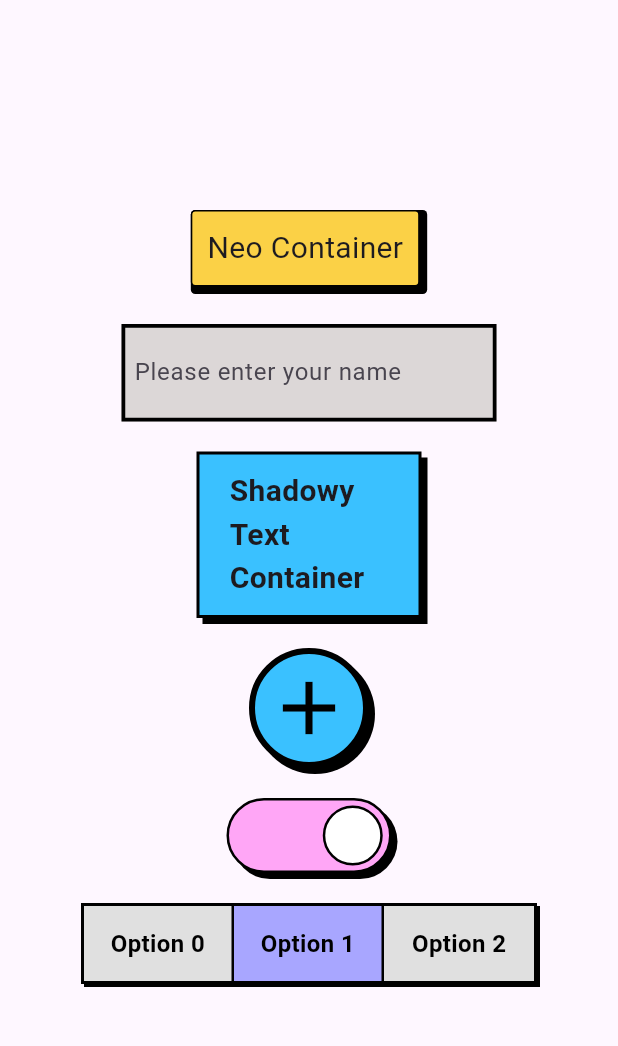
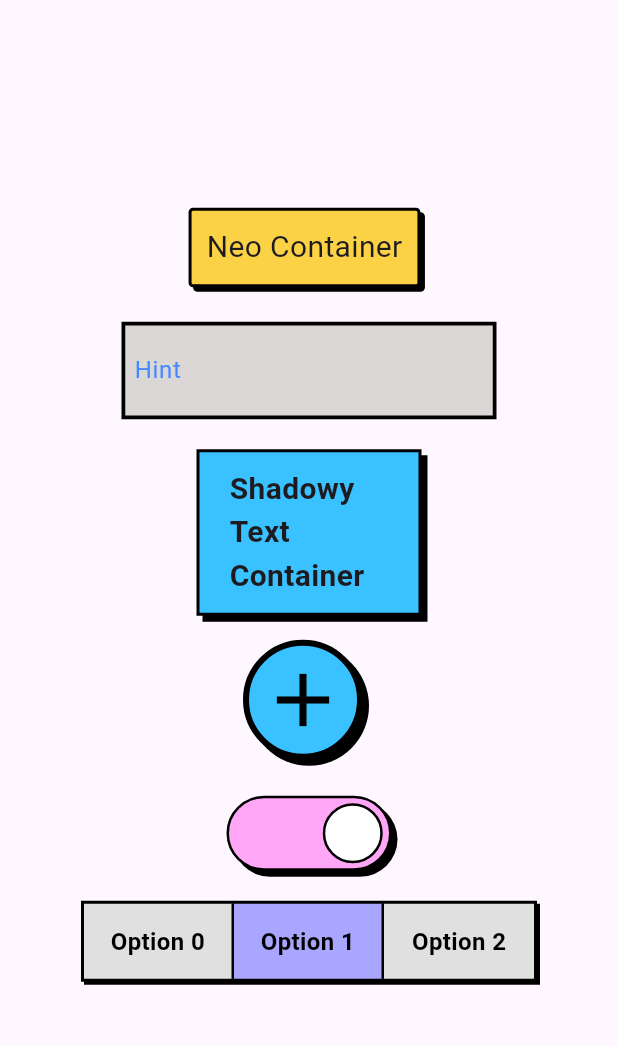
Before and after one commit to M3R3K/neobrutalist_ui_elements, a Flutter app: the screen it shows after launch, after a tap on "Neo Container", on a phone screen of 412 x 824 dp, the part 63-1109 px from its top. Run offline on Flutter 3.47's test engine with Material 3 defaults, Android fonts, the phone set to English and light mode, and no system bars.

Commit message:
Update version to 0.2.0 and enhance widget functionalities with new features and optimizations

```diff
--- a/example/lib/main.dart
+++ b/example/lib/main.dart
@@ -59,32 +59,26 @@ class _MyAppState extends State<MyApp> {
               mainAxisAlignment: MainAxisAlignment.center,
               children: <Widget>[
                 ContainerNeo(
+                  offset: 3,
                   animate: true,
                   padding: const EdgeInsets.all(10),
-                  defaultPaddingBottom: 5,
-                  defaultPaddingRight: 5,
                   bgcolor: const Color.fromARGB(255, 251, 209, 70),
                   borderRadius: 3,
                   onPressed: () {
                     debugPrint('Container_Neo pressed');
                   },
-                  onLongPressed: () {
-                    debugPrint('Container_Neo long pressed');
-                  },
                   child: const Text('Neo Container',
                       style: TextStyle(fontSize: 20)),
                 ),
                 const SizedBox(height: 20),
-                InputField(
-                  padding: const EdgeInsets.all(6),
+                const InputField(
+                  keyboardType: TextInputType.emailAddress,
+                  hintText: "Hint",
+                  hintStyle: TextStyle(color: Colors.blueAccent),
+                  textStyle: TextStyle(color: Colors.amber),
                   width: 250,
-                  hintText: 'Please enter your name',
                   obscureText: false,
-                  controller: null,
-                  bgcolor: const Color.fromARGB(255, 220, 215, 215),
-                  onChanged: () {
-                    debugPrint('InputField changed');
-                  },
+                  bgcolor: Color.fromARGB(255, 220, 215, 215),
                 ),
                 const SizedBox(height: 20),
                 const TextContainer(
@@ -94,19 +88,21 @@ class _MyAppState extends State<MyApp> {
                     width: 150,
                     bgcolor: Color.fromARGB(255, 58, 193, 255)),
                 const SizedBox(height: 20),
-                NeoCircleIconButon(
+                NeoCircleIconButton(
                     padding: const EdgeInsets.all(6),
-                  onPressed: () => debugPrint("Button pressed!"),
                     icon: const Icon(
                       Icons.add,
                       size: 60,
                       color: Colors.black,
                     ),
                     backgroundColor: const Color.fromARGB(255, 58, 193, 255),
-                  offsetA: 4,
-                  offsetB: 4,
+                    offset: 4,
+                    onPressed: () {
+                      debugPrint("Button pressed");
+                    }),
+                const SizedBox(
+                  height: 20,
                 ),
-                const SizedBox(height: 20),
                 NeoSwitch(
                   onChanged: _onSwitchChanged,
                   defaultState: true,
--- a/lib/src/widgets/container_neo.dart
+++ b/lib/src/widgets/container_neo.dart
@@ -1,122 +1,83 @@
-// ignore_for_file: must_be_immutable
-
-import 'dart:async';
-
 import 'package:flutter/material.dart';
 
 class ContainerNeo extends StatefulWidget {
-  ContainerNeo(
-      {super.key,
+  const ContainerNeo({
+    super.key,
     required this.bgcolor,
     required this.animate,
     required this.child,
     required this.borderRadius,
-      required this.defaultPaddingBottom,
-      required this.defaultPaddingRight,
+    required this.offset, // How much it 'pops' out
     this.padding,
-      this.onLongPressed,
-      this.onPressed});
+    this.onPressed,
+  });
+
   final Color bgcolor;
   final Widget child;
   final double borderRadius;
   final Function? onPressed;
-  final Function? onLongPressed;
-  double defaultPaddingBottom;
-  double defaultPaddingRight;
-  double? previousPaddingBottom;
-  double? previousPaddingRight;
   final bool animate;
   final EdgeInsets? padding;
+  final double offset;
+
   @override
   State<ContainerNeo> createState() => _ContainerNeoState();
 }
 
 class _ContainerNeoState extends State<ContainerNeo> {
+  bool _isPressed = false;
+
+  void _handleTap() {
+    if (!widget.animate) return;
+
+    setState(() => _isPressed = true);
+
+    // Execute callback
+    widget.onPressed?.call();
+
+    // Reset after a short delay to simulate a click
+    Future.delayed(const Duration(milliseconds: 100), () {
+      if (mounted) {
+        setState(() => _isPressed = false);
+      }
+    });
+  }
+
   @override
   Widget build(BuildContext context) {
+    // The trick: The black "shadow" stays in place,
+    // and the colored container slides over it.
     return GestureDetector(
-      onLongPress: () {
-        setState(() {});
-      },
-      onTap: () {
-        if (widget.animate) {
-          setState(() {
-            if (widget.onPressed != null) {
-              widget.onPressed!();
-            }
-            widget.previousPaddingBottom = widget.defaultPaddingBottom;
-            widget.previousPaddingRight = widget.defaultPaddingRight;
-            widget.defaultPaddingBottom = 0;
-            widget.defaultPaddingRight = 0;
-
-            Timer(const Duration(milliseconds: 160), () {
-              setState(() {
-                widget.defaultPaddingBottom = widget.previousPaddingBottom!;
-                widget.defaultPaddingRight = widget.previousPaddingRight!;
-              });
-            });
-          });
-        }
-      },
-      onTapCancel: () {
-        if (widget.animate) {
-          setState(() {
-            widget.defaultPaddingBottom = widget.previousPaddingBottom!;
-            widget.defaultPaddingRight = widget.previousPaddingRight!;
-          });
-        }
-      },
-      onTapDown: (_) {
-        if (widget.animate) {
-          setState(() {
-            widget.previousPaddingBottom = widget.defaultPaddingBottom;
-            widget.previousPaddingRight = widget.defaultPaddingRight;
-            widget.defaultPaddingBottom = 0;
-            widget.defaultPaddingRight = 0;
-          });
-
-          Timer(const Duration(milliseconds: 160), () {
-            setState(() {
-              widget.defaultPaddingBottom = widget.previousPaddingBottom!;
-              widget.defaultPaddingRight = widget.previousPaddingRight!;
-            });
-          });
-        }
-      },
-      onTapUp: (_) {
-        if (widget.animate) {
-          setState(() {
-            widget.defaultPaddingBottom = widget.previousPaddingBottom!;
-            widget.defaultPaddingRight = widget.previousPaddingRight!;
-          });
-          Timer(const Duration(milliseconds: 160), () {
-            setState(() {
-              widget.defaultPaddingBottom = widget.previousPaddingBottom!;
-              widget.defaultPaddingRight = widget.previousPaddingRight!;
-            });
-          });
-        }
-      },
-      child: AnimatedContainer(
-        padding: EdgeInsets.only(
-            right: widget.defaultPaddingBottom,
-            bottom: widget.defaultPaddingBottom),
-        duration: const Duration(milliseconds: 60),
-        curve: Curves.linear,
+      onTap: _handleTap,
+      onTapDown: (_) =>
+          widget.animate ? setState(() => _isPressed = true) : null,
+      onTapUp: (_) =>
+          widget.animate ? setState(() => _isPressed = false) : null,
+      onTapCancel: () =>
+          widget.animate ? setState(() => _isPressed = false) : null,
+      child: Container(
+        // This is the background/shadow that defines the FIXED SIZE
         decoration: BoxDecoration(
-          color: const Color.fromARGB(255, 0, 0, 0),
+          color: Colors.black,
           borderRadius: BorderRadius.circular(widget.borderRadius),
         ),
-        child: Container(
+        child: AnimatedContainer(
+          duration: const Duration(milliseconds: 60),
+          curve: Curves.easeInOut,
+          // Move the child instead of resizing it
+          transform: Matrix4.translationValues(
+            _isPressed ? 0 : -widget.offset,
+            _isPressed ? 0 : -widget.offset,
+            0,
+          ),
           padding: widget.padding ?? const EdgeInsets.all(0),
           decoration: BoxDecoration(
             color: widget.bgcolor,
             borderRadius: BorderRadius.circular(widget.borderRadius),
-              border: Border.all(
-                color: const Color.fromARGB(255, 0, 0, 0),
+            border: Border.all(color: Colors.black, width: 2),
           ),
+          child: widget.child,
         ),
-            child: widget.child),
       ),
     );
   }
--- a/lib/src/widgets/input_field.dart
+++ b/lib/src/widgets/input_field.dart
@@ -1,8 +1,7 @@
 import 'package:flutter/material.dart';
 
-// ignore: must_be_immutable
 class InputField extends StatefulWidget {
-  InputField({
+  const InputField({
     required this.hintText,
     required this.width,
     required this.obscureText,
@@ -10,47 +9,73 @@ class InputField extends StatefulWidget {
     required this.bgcolor,
     this.onChanged,
     this.padding,
+    this.keyboardType,
+    this.textStyle,
+    this.hintStyle,
     super.key,
   });
 
-  Color bgcolor;
+  final Color bgcolor;
   final EdgeInsets? padding;
   final double width;
   final String hintText;
-  TextEditingController? controller;
+  final TextEditingController? controller;
   final bool obscureText;
-  Function? onChanged;
+  final Function(String)? onChanged;
+  final TextInputType? keyboardType;
+  final TextStyle? textStyle;
+  final TextStyle? hintStyle;
 
   @override
   State<InputField> createState() => _InputFieldState();
 }
 
 class _InputFieldState extends State<InputField> {
+  late Color currentBgColor;
+
+  @override
+  void initState() {
+    super.initState();
+    currentBgColor = widget.bgcolor;
+  }
+
   @override
   Widget build(BuildContext context) {
     return Container(
       padding: widget.padding ?? const EdgeInsets.all(6),
       decoration: BoxDecoration(
+        color: currentBgColor,
         border: Border.all(
-            color: const Color.fromARGB(255, 0, 0, 0),
-            width: widget.width / 100),
-        boxShadow: [
-          BoxShadow(
-            color: widget.bgcolor,
-          ),
-        ],
+          color: const Color.fromARGB(255, 0, 0, 0),
+          width: widget.width / 100,
+        ),
       ),
       width: widget.width,
       child: TextField(
         onChanged: (String value) {
-          setState(() {
-            widget.bgcolor = Colors.white;
-          });
+          if (currentBgColor != Colors.white) {
+            setState(() {
+              currentBgColor = Colors.white;
+            });
+          }
+          widget.onChanged?.call(value);
         },
         controller: widget.controller,
         obscureText: widget.obscureText,
+        autocorrect: !widget.obscureText,
+        enableSuggestions: !widget.obscureText,
+        keyboardType: widget.keyboardType,
+
+        // Apply the input text style
+        style: widget.textStyle ??
+            const TextStyle(color: Colors.black, fontSize: 16),
+
         decoration: InputDecoration(
-            hintText: widget.hintText, border: InputBorder.none),
+          hintText: widget.hintText,
+          // Apply the hint text style
+          hintStyle: widget.hintStyle ?? const TextStyle(color: Colors.grey),
+          border: InputBorder.none,
+        ),
       ),
     );
   }
--- a/lib/src/widgets/neo_circle_icon_button.dart
+++ b/lib/src/widgets/neo_circle_icon_button.dart
@@ -1,20 +1,19 @@
 import 'package:flutter/material.dart';
 
-class NeoCircleIconButon extends StatefulWidget {
-  const NeoCircleIconButon({
+class NeoCircleIconButton extends StatefulWidget {
+  const NeoCircleIconButton({
     super.key,
     this.splashColor,
     this.highlightColor,
     required this.padding,
     required this.icon,
     required this.backgroundColor,
-    required this.offsetA,
-    required this.offsetB,
+    required this.offset, // Simplified to one offset value for diagonal movement
     required this.onPressed,
   });
+
   final EdgeInsets padding;
-  final double offsetA;
-  final double offsetB;
+  final double offset; // The distance it pops out
   final Icon icon;
   final Color backgroundColor;
   final Color? splashColor;
@@ -22,40 +21,70 @@ class NeoCircleIconButon extends StatefulWidget {
   final Function()? onPressed;
 
   @override
-  State<NeoCircleIconButon> createState() => _NeoCircleIconButonState();
+  State<NeoCircleIconButton> createState() => _NeoCircleIconButtonState();
 }
 
-class _NeoCircleIconButonState extends State<NeoCircleIconButon> {
+class _NeoCircleIconButtonState extends State<NeoCircleIconButton> {
+  bool _isPressed = false;
+
+  void _handleTap() {
+    if (widget.onPressed != null) {
+      // Small delay to let the user see the animation before triggering action
+      setState(() => _isPressed = true);
+      widget.onPressed!();
+      Future.delayed(const Duration(milliseconds: 100), () {
+        if (mounted) setState(() => _isPressed = false);
+      });
+    }
+  }
+
   @override
   Widget build(BuildContext context) {
-    return Container(
+    return GestureDetector(
+      onTapDown: (_) => setState(() => _isPressed = true),
+      onTapUp: (_) => setState(() => _isPressed = false),
+      onTapCancel: () => setState(() => _isPressed = false),
+      onTap: _handleTap,
+      child: Container(
+        // This is the static black shadow layer
+        decoration: const BoxDecoration(
+          color: Colors.black,
+          shape: BoxShape.circle,
+        ),
+        child: AnimatedContainer(
+          duration: const Duration(milliseconds: 70),
+          curve: Curves.easeOut,
+          // Move the button onto the shadow when pressed
+          transform: Matrix4.translationValues(
+            _isPressed ? 0 : -widget.offset,
+            _isPressed ? 0 : -widget.offset,
+            0,
+          ),
           decoration: BoxDecoration(
-          boxShadow: [
-            BoxShadow(
-              color: Colors.black, // Shadow color
-              offset: Offset(widget.offsetA, widget.offsetB), // Shadow offset
-            ),
-          ],
             color: widget.backgroundColor,
+            shape: BoxShape.circle,
             border: Border.all(
               color: Colors.black,
-              width: widget.icon.size == null ? 2 : widget.icon.size! / 15),
-          shape: BoxShape.circle),
+              width: widget.icon.size == null ? 2 : widget.icon.size! / 15,
+            ),
+          ),
           child: Material(
             color: Colors.transparent,
             child: InkWell(
-          splashColor: widget.splashColor ?? const Color.fromARGB(104, 0, 0, 0),
+              splashColor:
+                  widget.splashColor ?? const Color.fromARGB(104, 0, 0, 0),
               highlightColor: widget.highlightColor,
               customBorder: const CircleBorder(),
-          onTap: () {
-            widget.onPressed ?? () {};
-          },
+              onTap:
+                  null, // Set to null because GestureDetector handles the tap
               child: Padding(
                 padding: widget.padding,
                 child: widget.icon,
               ),
             ),
           ),
+        ),
+      ),
     );
   }
 }
--- a/pubspec.yaml
+++ b/pubspec.yaml
@@ -1,6 +1,6 @@
 name: neobrutalist_ui_elements
 description: "This is a collection of neobrutalist UI elements for Flutter. The elements are designed to be simple, minimalistic, and easy to use."
-version: 0.1.0
+version: 0.2.0
 maintainer: Kerem Abdullahoglu
 repository: https://github.com/M3R3K/neobrutalist_ui_elements
 
```
Also changed, not shown: example/pubspec.lock, 4 other files. Lines whose indentation alone changed are shown as unchanged.
